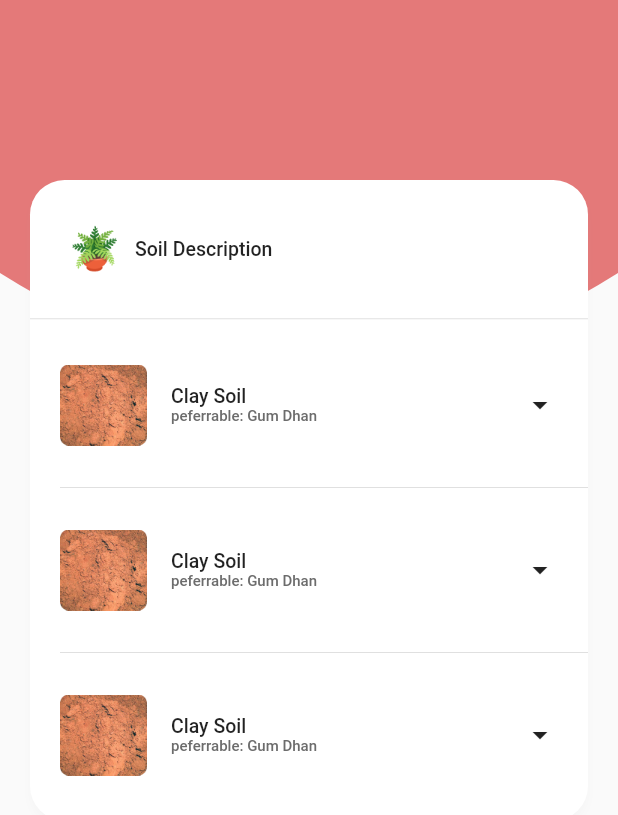
After one commit to Abhinav1004/Soil-Moisture-Prediction, a Flutter app: the ReadingPage screen opened by its route, on a phone screen of 412 x 824 dp. The commit adds this screen. Shown: the top 815 px of the screen. Run offline on Flutter 3.47's test engine with Material 2 defaults, Android fonts, the phone set to English and light mode, and no system bars.

Commit message:
added reading page

```diff
--- /dev/null
+++ b/lib/features/reading/presentation/components/reading_item.dart
@@ -0,0 +1,47 @@
+import 'package:flutter/material.dart';
+
+class ReadingItem extends StatelessWidget {
+  const ReadingItem({Key? key}) : super(key: key);
+
+  @override
+  Widget build(BuildContext context) {
+    return Padding(
+      padding: const EdgeInsets.symmetric(horizontal: 20, vertical: 20),
+      child: Row(
+        children: [
+          Image.asset(
+            "assets/images/image1.png",
+            height: 54,
+            width: 58,
+          ),
+          const SizedBox(
+            width: 16,
+          ),
+          Expanded(
+            child: Column(
+              crossAxisAlignment: CrossAxisAlignment.start,
+              children: const [
+                Text(
+                  "Clay Soil",
+                  style: TextStyle(
+                    fontSize: 13,
+                    fontWeight: FontWeight.w500
+                  ),
+                ),
+                Text(
+                  "peferrable: Gum Dhan",
+                  style: TextStyle(
+                    fontSize: 10,
+                    fontWeight: FontWeight.w500,
+                    color: Color.fromRGBO(108, 108, 108, 1)
+                  ),
+                )
+              ],
+            ),
+          ),
+          const Icon(Icons.arrow_drop_down)
+        ],
+      ),
+    );
+  }
+}
--- /dev/null
+++ b/lib/features/reading/presentation/pages/reading/reading_page.dart
@@ -0,0 +1,100 @@
+import 'package:flutter/material.dart';
+import 'package:flutter/src/foundation/key.dart';
+import 'package:flutter/src/widgets/framework.dart';
+import 'package:rice_disease_detect/features/reading/presentation/components/reading_item.dart';
+
+import '../../../../../core/components/app_bar_custom_painter.dart';
+
+class ReadingPage extends StatelessWidget {
+  const ReadingPage({Key? key}) : super(key: key);
+
+  @override
+  Widget build(BuildContext context) {
+    return Scaffold(
+      body: SizedBox(
+        height: MediaQuery.of(context).size.height,
+        child: Stack(
+          children: [
+            SizedBox(
+              height: 260,
+              width: double.infinity,
+              child: CustomPaint(
+                painter: AppBarCustomPainter(),
+              ),
+            ),
+            Positioned(
+              top: 120,
+              child: Column(
+                children: [
+                  Container(
+                    margin: const EdgeInsets.symmetric(horizontal: 20),
+                    width: MediaQuery.of(context).size.width-40,
+                    decoration: BoxDecoration(
+                      color: Colors.white,
+                      borderRadius: BorderRadius.circular(23),
+                      boxShadow: const [
+                        BoxShadow(
+                          color: Color.fromRGBO(158, 158, 158, 0.05),
+                          offset: Offset(0, 4),
+                          blurRadius: 4
+                        )
+                      ]
+                    ),
+                    child: Column(
+                      children: [
+                        Padding(
+                          padding: const EdgeInsets.symmetric(horizontal: 27, vertical: 30),
+                          child: Row(
+                            children: [
+                              Image.asset(
+                                "assets/icons/noto_potted-plant.png",
+                                height: 32,
+                              ),
+                              const SizedBox(
+                                width: 11,
+                              ),
+                              const Text(
+                                "Soil Description",
+                                style: TextStyle(
+                                  fontSize: 13,
+                                  fontWeight: FontWeight.w500
+                                ),
+                              )
+                            ],
+                          ),
+                        ),
+                        const Divider(
+                          height: 1,
+                        ),
+                        const SizedBox(
+                          height: 10,
+                        ),
+                        ListView.separated(
+                          shrinkWrap: true,
+                          padding: EdgeInsets.zero,
+                          physics: const NeverScrollableScrollPhysics(),
+                          itemBuilder: (context, index) {
+                            return const ReadingItem();
+                          },
+                          separatorBuilder: (context, index) {
+                            return const Divider(
+                              indent: 20,
+                            );
+                          },
+                          itemCount: 3
+                        ),
+                        const SizedBox(
+                          height: 10,
+                        )
+                      ],
+                    )
+                  )
+                ],
+              ),
+            )
+          ],
+        ),
+      ),
+    );
+  }
+}
--- a/lib/main.dart
+++ b/lib/main.dart
@@ -1,5 +1,6 @@
 import 'package:flutter/material.dart';
 import 'package:rice_disease_detect/features/home/presentation/pages/home/home_page.dart';
+import 'package:rice_disease_detect/features/reading/presentation/pages/reading/reading_page.dart';
 
 void main() {
   runApp(const MyApp());
@@ -15,7 +16,8 @@ class MyApp extends StatelessWidget {
         primarySwatch: Colors.blue,
       ),
       routes: {
-        "/": (_)=> const HomePage()
+        "/": (_)=> const HomePage(),
+        "/reading": (_)=> const ReadingPage()
       },
     );
   }
```
